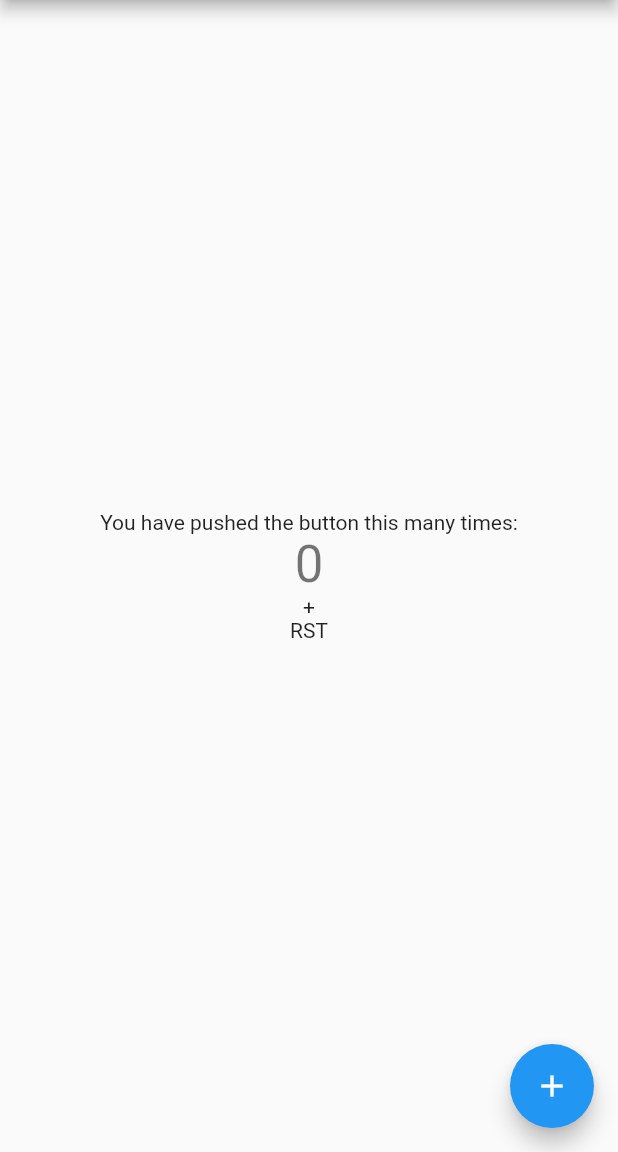
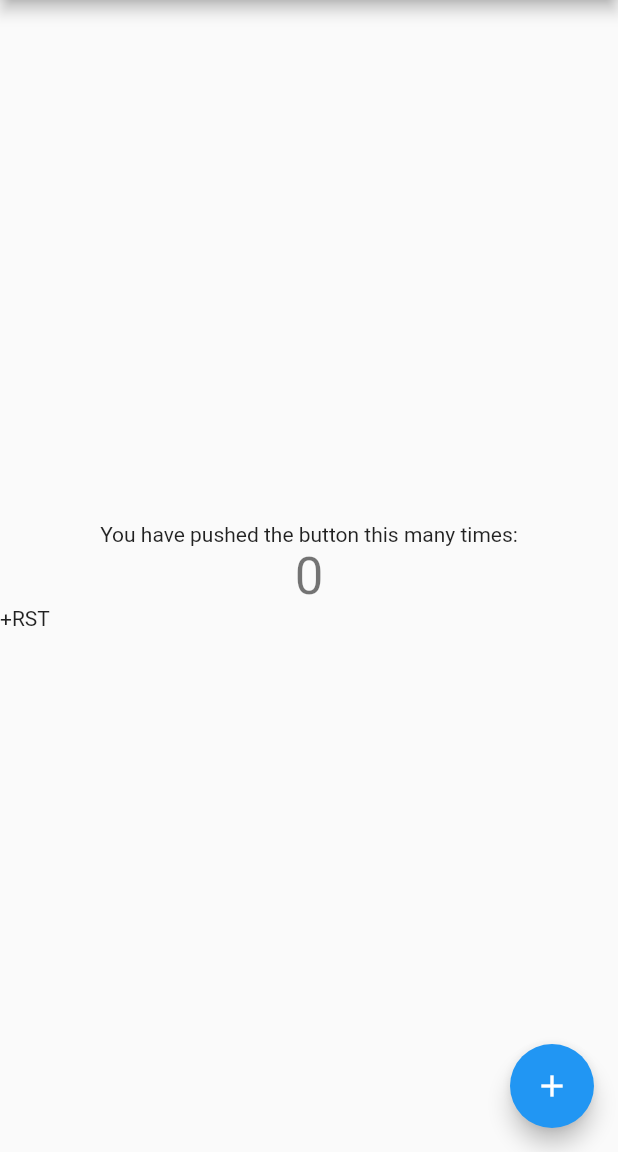
Before and after one commit to sylwestertylec/Flutter_app, a Flutter app: the screen it shows after launch, on a phone screen of 412 x 824 dp, the part 84-1236 px from its top. Run offline on Flutter 3.47's test engine with Material 2 defaults, Android fonts, the phone set to English and light mode, and no system bars.

Commit message:
Add widget with + and RST

```diff
--- a/lib/main.dart
+++ b/lib/main.dart
@@ -55,8 +55,10 @@ class _MyHomePageState extends State<MyHomePage> {
               '$_counter',
               style: Theme.of(context).textTheme.headline4,
             ),
-            Text('+'),
-            Text('RST'),
+            Row(children: <Widget>[
+              Text('+'),
+              Text('RST'),
+            ]),
           ],
         ),
       ),
```
